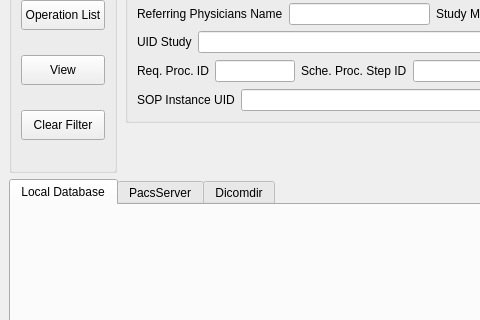
Above: starviewer/src/inputoutput/queryscreenbase.ui from starviewer-medical/starviewer before the change; both pictures show x 0 to 480 and y 263 to 583 of the 949 by 790 pixel window. Below: the same form after it.
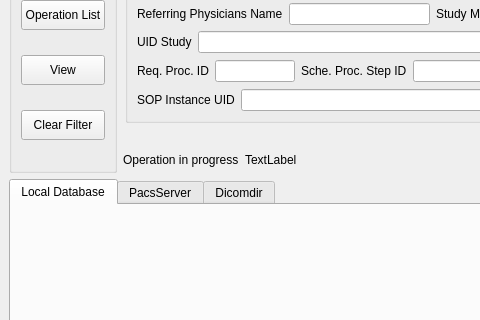
That is the form after the change. Custom widgets are drawn as their Qt base class.

Commit message: ENH: S'afegeix una mini-xorrada al query screen per saber que s'està baixant alguna cosa

```diff
--- a/starviewer/src/inputoutput/queryscreenbase.ui
+++ b/starviewer/src/inputoutput/queryscreenbase.ui
@@ -1320,6 +1320,20 @@
          <property name="spacing" >
           <number>6</number>
          </property>
+         <item>
+          <widget class="QLabel" name="m_labelOperation" >
+           <property name="text" >
+            <string>Operation in progress</string>
+           </property>
+          </widget>
+         </item>
+         <item>
+          <widget class="QLabel" name="m_operationAnimation" >
+           <property name="text" >
+            <string>TextLabel</string>
+           </property>
+          </widget>
+         </item>
          <item>
           <spacer>
            <property name="orientation" >
```
Left out of the diff: 4 changed lines with no effect on the pictures. The commit also changes 7 other files.
